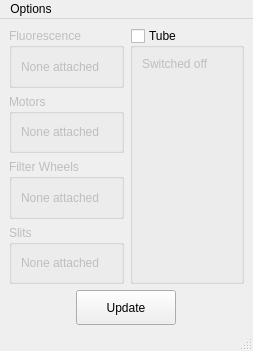
The window that Gui/forms/form_gui.ui (slsdetectorgroup/motorControlSoftware) describes before a commit, drawn with Qt 5.
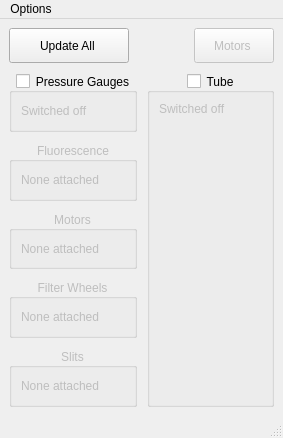
The same window after the commit. Icons and pictures are not drawn.

```diff
--- a/Gui/forms/form_gui.ui
+++ b/Gui/forms/form_gui.ui
@@ -6,12 +6,12 @@
    <rect>
     <x>0</x>
     <y>0</y>
-    <width>253</width>
-    <height>351</height>
+    <width>283</width>
+    <height>438</height>
    </rect>
   </property>
   <property name="sizePolicy">
-   <sizepolicy hsizetype="Expanding" vsizetype="Expanding">
+   <sizepolicy hsizetype="Minimum" vsizetype="Minimum">
     <horstretch>0</horstretch>
     <verstretch>0</verstretch>
    </sizepolicy>
@@ -37,10 +37,139 @@
     </size>
    </property>
    <layout class="QGridLayout" name="gridLayout">
-    <property name="bottomMargin">
-     <number>4</number>
+    <property name="margin">
+     <number>0</number>
     </property>
-    <item row="0" column="1" rowspan="4">
+    <property name="spacing">
+     <number>0</number>
+    </property>
+    <item row="0" column="2">
+     <widget class="QScrollArea" name="scrollArea">
+      <property name="sizePolicy">
+       <sizepolicy hsizetype="Minimum" vsizetype="Minimum">
+        <horstretch>0</horstretch>
+        <verstretch>0</verstretch>
+       </sizepolicy>
+      </property>
+      <property name="frameShape">
+       <enum>QFrame::NoFrame</enum>
+      </property>
+      <property name="widgetResizable">
+       <bool>true</bool>
+      </property>
+      <widget class="QWidget" name="scrollAreaWidgetContents">
+       <property name="geometry">
+        <rect>
+         <x>0</x>
+         <y>0</y>
+         <width>283</width>
+         <height>385</height>
+        </rect>
+       </property>
+       <property name="sizePolicy">
+        <sizepolicy hsizetype="Minimum" vsizetype="Minimum">
+         <horstretch>0</horstretch>
+         <verstretch>0</verstretch>
+        </sizepolicy>
+       </property>
+       <layout class="QGridLayout" name="gridScrollArea">
+        <property name="spacing">
+         <number>10</number>
+        </property>
+        <item row="4" column="0">
+         <widget class="QGroupBox" name="groupFilterWheels">
+          <property name="enabled">
+           <bool>false</bool>
+          </property>
+          <property name="sizePolicy">
+           <sizepolicy hsizetype="Minimum" vsizetype="Minimum">
+            <horstretch>0</horstretch>
+            <verstretch>0</verstretch>
+           </sizepolicy>
+          </property>
+          <property name="title">
+           <string>Filter Wheels</string>
+          </property>
+          <property name="alignment">
+           <set>Qt::AlignCenter</set>
+          </property>
+          <property name="flat">
+           <bool>true</bool>
+          </property>
+          <layout class="QGridLayout" name="gridFilterWheels">
+           <item row="0" column="0">
+            <widget class="QLabel" name="lblFilterWheels">
+             <property name="text">
+              <string>None attached</string>
+             </property>
+            </widget>
+           </item>
+          </layout>
+         </widget>
+        </item>
+        <item row="5" column="0">
+         <widget class="QGroupBox" name="groupSlits">
+          <property name="enabled">
+           <bool>false</bool>
+          </property>
+          <property name="sizePolicy">
+           <sizepolicy hsizetype="Minimum" vsizetype="Minimum">
+            <horstretch>0</horstretch>
+            <verstretch>0</verstretch>
+           </sizepolicy>
+          </property>
+          <property name="title">
+           <string>Slits</string>
+          </property>
+          <property name="alignment">
+           <set>Qt::AlignCenter</set>
+          </property>
+          <property name="flat">
+           <bool>true</bool>
+          </property>
+          <layout class="QGridLayout" name="gridSlits">
+           <item row="1" column="0">
+            <widget class="QLabel" name="lblSlits">
+             <property name="text">
+              <string>None attached</string>
+             </property>
+            </widget>
+           </item>
+          </layout>
+         </widget>
+        </item>
+        <item row="2" column="0">
+         <widget class="QGroupBox" name="groupFluorescence">
+          <property name="enabled">
+           <bool>false</bool>
+          </property>
+          <property name="sizePolicy">
+           <sizepolicy hsizetype="Minimum" vsizetype="Minimum">
+            <horstretch>0</horstretch>
+            <verstretch>0</verstretch>
+           </sizepolicy>
+          </property>
+          <property name="title">
+           <string>Fluorescence</string>
+          </property>
+          <property name="alignment">
+           <set>Qt::AlignCenter</set>
+          </property>
+          <property name="flat">
+           <bool>true</bool>
+          </property>
+          <layout class="QGridLayout" name="gridFluorescence">
+           <item row="0" column="0">
+            <widget class="QLabel" name="lblFluors">
+             <property name="text">
+              <string>None attached</string>
+             </property>
+            </widget>
+           </item>
+          </layout>
+         </widget>
+        </item>
+        <item row="1" column="1" rowspan="5">
      <widget class="QGroupBox" name="groupTube">
       <property name="sizePolicy">
        <sizepolicy hsizetype="Minimum" vsizetype="Minimum">
@@ -51,6 +180,12 @@
       <property name="title">
        <string>Tube</string>
       </property>
+          <property name="alignment">
+           <set>Qt::AlignCenter</set>
+          </property>
+          <property name="flat">
+           <bool>false</bool>
+          </property>
       <property name="checkable">
        <bool>true</bool>
       </property>
@@ -72,31 +207,6 @@
      </widget>
     </item>
     <item row="3" column="0">
-     <widget class="QGroupBox" name="groupSlits">
-      <property name="enabled">
-       <bool>false</bool>
-      </property>
-      <property name="sizePolicy">
-       <sizepolicy hsizetype="Minimum" vsizetype="Minimum">
-        <horstretch>0</horstretch>
-        <verstretch>0</verstretch>
-       </sizepolicy>
-      </property>
-      <property name="title">
-       <string>Slits</string>
-      </property>
-      <layout class="QGridLayout" name="gridSlits">
-       <item row="1" column="0">
-        <widget class="QLabel" name="lblSlits">
-         <property name="text">
-          <string>None attached</string>
-         </property>
-        </widget>
-       </item>
-      </layout>
-     </widget>
-    </item>
-    <item row="1" column="0">
      <widget class="QGroupBox" name="groupMotors">
       <property name="enabled">
        <bool>false</bool>
@@ -110,6 +220,12 @@
       <property name="title">
        <string>Motors</string>
       </property>
+          <property name="alignment">
+           <set>Qt::AlignCenter</set>
+          </property>
+          <property name="flat">
+           <bool>true</bool>
+          </property>
       <layout class="QGridLayout" name="gridMotors">
        <item row="0" column="0">
         <widget class="QLabel" name="lblMotors">
@@ -121,7 +237,44 @@
       </layout>
      </widget>
     </item>
-    <item row="4" column="0" colspan="2">
+        <item row="1" column="0">
+         <widget class="QGroupBox" name="groupPressure">
+          <property name="enabled">
+           <bool>true</bool>
+          </property>
+          <property name="sizePolicy">
+           <sizepolicy hsizetype="Minimum" vsizetype="Minimum">
+            <horstretch>0</horstretch>
+            <verstretch>0</verstretch>
+           </sizepolicy>
+          </property>
+          <property name="title">
+           <string>Pressure Gauges</string>
+          </property>
+          <property name="alignment">
+           <set>Qt::AlignCenter</set>
+          </property>
+          <property name="flat">
+           <bool>true</bool>
+          </property>
+          <property name="checkable">
+           <bool>true</bool>
+          </property>
+          <property name="checked">
+           <bool>false</bool>
+          </property>
+          <layout class="QGridLayout" name="gridPressure">
+           <item row="0" column="0">
+            <widget class="QLabel" name="lblPressure">
+             <property name="text">
+              <string>Switched off</string>
+             </property>
+            </widget>
+           </item>
+          </layout>
+         </widget>
+        </item>
+        <item row="0" column="0" colspan="2">
      <layout class="QHBoxLayout" name="horizontalLayout">
       <property name="spacing">
        <number>0</number>
@@ -130,18 +283,18 @@
        <widget class="QPushButton" name="pushUpdate">
         <property name="minimumSize">
          <size>
-          <width>0</width>
+              <width>120</width>
           <height>35</height>
          </size>
         </property>
         <property name="maximumSize">
          <size>
-          <width>100</width>
+              <width>120</width>
           <height>16777215</height>
          </size>
         </property>
         <property name="text">
-         <string>Update</string>
+             <string>Update All </string>
         </property>
         <property name="icon">
          <iconset resource="../include/icons.qrc">
@@ -149,56 +302,52 @@
         </property>
        </widget>
       </item>
-     </layout>
-    </item>
-    <item row="0" column="0">
-     <widget class="QGroupBox" name="groupFluorescence">
-      <property name="enabled">
-       <bool>false</bool>
-      </property>
-      <property name="sizePolicy">
-       <sizepolicy hsizetype="Minimum" vsizetype="Minimum">
-        <horstretch>0</horstretch>
-        <verstretch>0</verstretch>
-       </sizepolicy>
-      </property>
-      <property name="title">
-       <string>Fluorescence</string>
-      </property>
-      <layout class="QGridLayout" name="gridFluorescence">
-       <item row="0" column="0">
-        <widget class="QLabel" name="lblFluors">
-         <property name="text">
-          <string>None attached</string>
-         </property>
-        </widget>
-       </item>
-      </layout>
-     </widget>
-    </item>
-    <item row="2" column="0">
-     <widget class="QGroupBox" name="groupFilterWheels">
+          <item>
+           <spacer name="horizontalSpacer">
+            <property name="orientation">
+             <enum>Qt::Horizontal</enum>
+            </property>
+            <property name="sizeHint" stdset="0">
+             <size>
+              <width>40</width>
+              <height>20</height>
+             </size>
+            </property>
+           </spacer>
+          </item>
+          <item>
+           <widget class="QPushButton" name="pushStop">
       <property name="enabled">
        <bool>false</bool>
       </property>
-      <property name="sizePolicy">
-       <sizepolicy hsizetype="Minimum" vsizetype="Minimum">
-        <horstretch>0</horstretch>
-        <verstretch>0</verstretch>
-       </sizepolicy>
-      </property>
-      <property name="title">
-       <string>Filter Wheels</string>
-      </property>
-      <layout class="QGridLayout" name="gridFilterWheels">
-       <item row="0" column="0">
-        <widget class="QLabel" name="lblFilterWheels">
+            <property name="minimumSize">
+             <size>
+              <width>0</width>
+              <height>35</height>
+             </size>
+            </property>
+            <property name="maximumSize">
+             <size>
+              <width>100</width>
+              <height>16777215</height>
+             </size>
+            </property>
+            <property name="toolTip">
+             <string>Not implemented yet. probably never :)</string>
+            </property>
          <property name="text">
-          <string>None attached</string>
-         </property>
+             <string>Motors </string>
+            </property>
+            <property name="icon">
+             <iconset resource="../include/icons.qrc">
+              <normaloff>:/icons/images/stop.png</normaloff>:/icons/images/stop.png</iconset>
+            </property>
         </widget>
        </item>
       </layout>
+        </item>
+       </layout>
+      </widget>
      </widget>
     </item>
    </layout>
@@ -208,7 +357,7 @@
     <rect>
      <x>0</x>
      <y>0</y>
-     <width>253</width>
+     <width>283</width>
      <height>28</height>
     </rect>
    </property>
```
Lines whose indentation alone changed are shown as unchanged.
